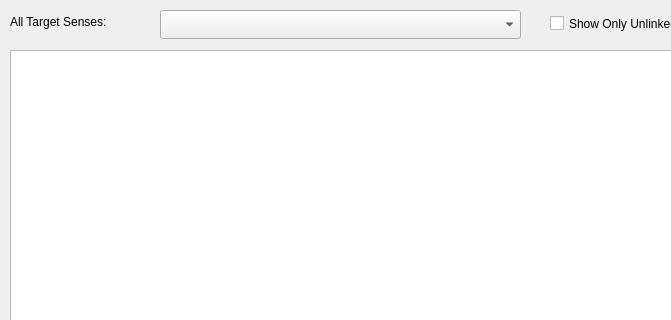
This is Linker.ui in rmlockwood/FLExTrans as Qt 5 draws it before an edit; both pictures show x 0 to 671 and y 0 to 320 of the 1372 by 701 pixel window. The edited form follows.
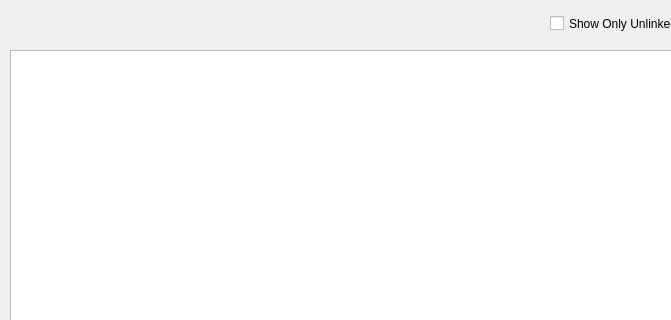
This is the edited form.

Commit message: Removed unnecessary target sense combo

What changed in the file:
```diff
--- a/Linker.ui
+++ b/Linker.ui
@@ -61,27 +61,6 @@
      <string>Cancel</string>
     </property>
    </widget>
-   <widget class="QComboBox" name="targetLexCombo">
-    <property name="geometry">
-     <rect>
-      <x>160</x>
-      <y>10</y>
-      <width>361</width>
-      <height>29</height>
-     </rect>
-    </property>
-    <property name="font">
-     <font>
-      <pointsize>10</pointsize>
-     </font>
-    </property>
-    <property name="toolTip">
-     <string>After selecting the desired sense here, double-click in the target head word column for the desired row to copy it.</string>
-    </property>
-    <property name="layoutDirection">
-     <enum>Qt::LeftToRight</enum>
-    </property>
-   </widget>
    <widget class="QCheckBox" name="FilterCheckBox">
     <property name="geometry">
      <rect>
@@ -95,19 +74,6 @@
      <string>Show Only Unlinked</string>
     </property>
    </widget>
-   <widget class="QLabel" name="label">
-    <property name="geometry">
-     <rect>
-      <x>10</x>
-      <y>10</y>
-      <width>151</width>
-      <height>23</height>
-     </rect>
-    </property>
-    <property name="text">
-     <string>All Target Senses:</string>
-    </property>
-   </widget>
   </widget>
   <widget class="QMenuBar" name="menubar">
    <property name="geometry">
```
The commit also changes 1 other file.
